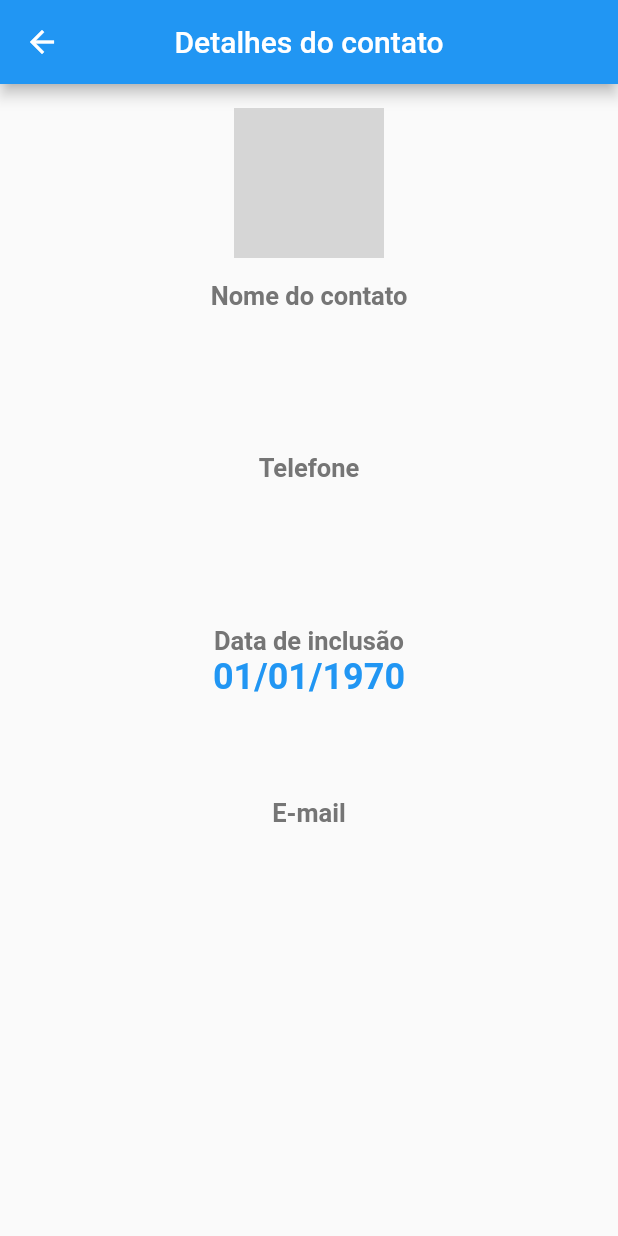
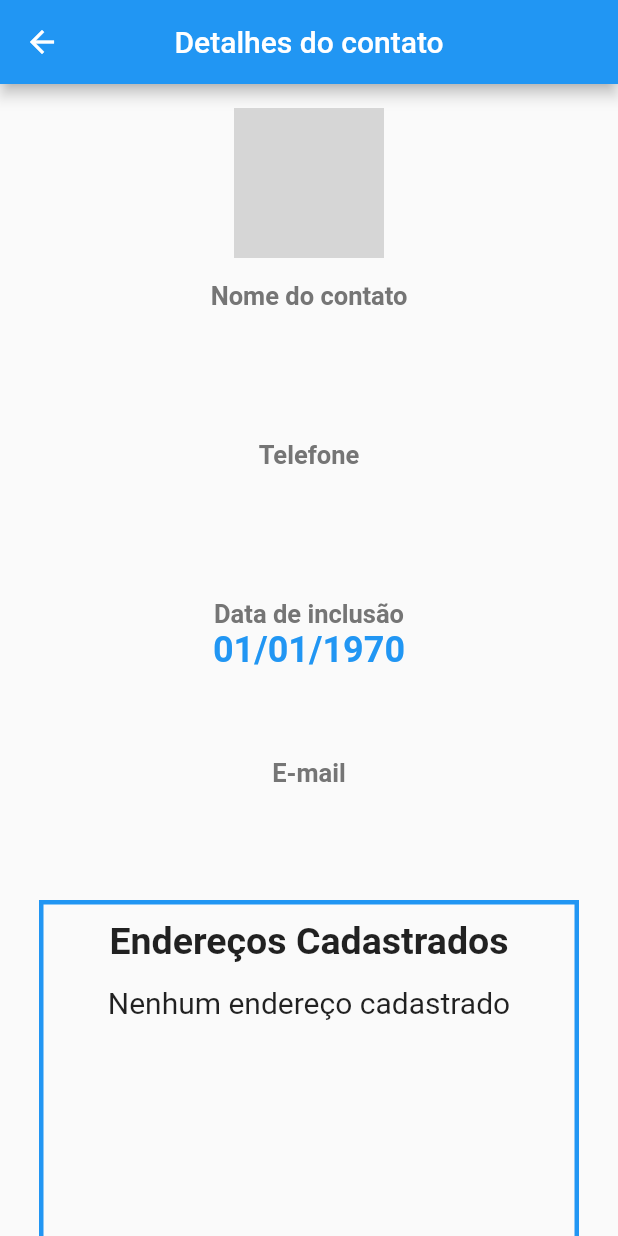
Before and after one commit to vicente1603/AgendaFlutter, a Flutter app: the DetalhesContato screen opened directly with empty values, on a phone screen of 412 x 824 dp. Run offline on Flutter 3.47's test engine with Material 2 defaults, Android fonts, the phone set to English and light mode, and no system bars; our stand-ins replace cloud_firestore, firebase_storage, image_picker, mask_text_input_formatter, random_string; missing offline and left inert: via_cep; accounts and stored records are empty; network calls fail; grey boxes are pictures that could not be loaded.

Commit message:
Correção no id do contato

```diff
--- a/lib/models/contato_model.dart
+++ b/lib/models/contato_model.dart
@@ -3,7 +3,7 @@ import 'package:cloud_firestore/cloud_firestore.dart';
 import 'endereco_model.dart';
 
 class Contato {
-  String documentID;
+  String id;
   String nome;
   String foto;
   String telefone;
@@ -11,11 +11,11 @@ class Contato {
   String email;
   List<Endereco> enderecos;
 
-  Contato(this.documentID, this.nome, this.foto, this.telefone, this.dataInclusao,
+  Contato(this.id, this.nome, this.foto, this.telefone, this.dataInclusao,
       this.email, this.enderecos);
 
   Contato.fromDocument(DocumentSnapshot snapshot) {
-    documentID = snapshot.data["id"];
+    id = snapshot.data["id"];
     nome = snapshot.data["nome"];
     foto = snapshot.data["foto"];
     telefone = snapshot.data["telefone"];
--- a/lib/screens/detalhes_contato.dart
+++ b/lib/screens/detalhes_contato.dart
@@ -1,11 +1,30 @@
 import 'package:agenda_flutter/models/contato_model.dart';
+import 'package:agenda_flutter/models/endereco_model.dart';
+import 'package:agenda_flutter/screens/novo_endereco_contato.dart';
+import 'package:agenda_flutter/tiles/contato_tile.dart';
+import 'package:agenda_flutter/tiles/endereco_tile.dart';
+import 'package:cloud_firestore/cloud_firestore.dart';
 import 'package:flutter/material.dart';
 import 'package:intl/intl.dart';
 
-class DetalhesContato extends StatelessWidget {
+class DetalhesContato extends StatefulWidget {
   Contato contato;
 
   DetalhesContato(this.contato);
+
+  @override
+  _DetalhesContatoState createState() => _DetalhesContatoState();
+}
+
+class _DetalhesContatoState extends State<DetalhesContato> {
+  Contato contato;
+  var enderecos;
+
+  @override
+  void initState() {
+    contato = widget.contato;
+    super.initState();
+  }
 
   @override
   Widget build(BuildContext context) {
@@ -22,7 +41,9 @@ class DetalhesContato extends StatelessWidget {
         title: Text("Detalhes do contato"),
         centerTitle: true,
       ),
-      body: Padding(
+      body: SingleChildScrollView(
+        child: Container(
+          child: Padding(
             padding: EdgeInsets.all(16.0),
             child: Column(
               crossAxisAlignment: CrossAxisAlignment.center,
@@ -30,7 +51,8 @@ class DetalhesContato extends StatelessWidget {
                 Container(
                   height: 100.0,
                   child: CircleAvatar(
-                backgroundImage: NetworkImage(contato.foto),radius: 50,
+                    backgroundImage: NetworkImage(contato.foto),
+                    radius: 50,
                   ),
                 ),
                 MainInfoTab(
@@ -38,27 +60,112 @@ class DetalhesContato extends StatelessWidget {
                   fieldInfo: contato.nome,
                 ),
                 SizedBox(
-              height: 15,
+                  height: 6,
                 ),
                 MainInfoTab(
                   fieldTitle: "Telefone",
                   fieldInfo: contato.telefone,
                 ),
                 SizedBox(
-              height: 15,
+                  height: 6,
                 ),
                 MainInfoTab(
                   fieldTitle: "Data de inclusão",
                   fieldInfo: converterTimestamp(contato.dataInclusao),
                 ),
                 SizedBox(
-              height: 15,
+                  height: 6,
                 ),
                 MainInfoTab(
                   fieldTitle: "E-mail",
                   fieldInfo: contato.email,
                 ),
+                Container(
+                  height: 230,
+                  margin: const EdgeInsets.all(10.0),
+                  padding: const EdgeInsets.all(10.0),
+                  decoration: BoxDecoration(
+                      border: Border.all(color: Colors.blue, width: 3.0)),
+                  child: FutureBuilder<QuerySnapshot>(
+                    future: Firestore.instance
+                        .collection("contatos")
+                        .document(contato.id)
+                        .collection("enderecos")
+                        .getDocuments(),
+                    builder: (context, snapshot) {
+                      if (snapshot.data == null ||
+                          snapshot.data.documents.length == 0) {
+                        return Column(
+                          children: <Widget>[
+                            Column(
+                              children: <Widget>[
+                                Center(
+                                    child: Text(
+                                  "Endereços Cadastrados",
+                                  style: TextStyle(
+                                      fontSize: 25,
+                                      fontWeight: FontWeight.bold),
+                                )),
+                                SizedBox(height: 15),
+                                Row(
+                                    mainAxisAlignment: MainAxisAlignment.center,
+                                    children: <Widget>[
+                                      Text(
+                                        "Nenhum endereço cadastrado",
+                                        style: TextStyle(fontSize: 20),
+                                      )
+                                    ]),
                               ],
+                            ),
+                          ],
+                        );
+                      } else {
+                        return Column(
+                          children: <Widget>[
+                            Center(
+                                child: Text(
+                              "Endereços Cadastrados",
+                              style: TextStyle(
+                                  fontSize: 25, fontWeight: FontWeight.bold),
+                            )),
+                            SizedBox(height: 15),
+                            Expanded(
+                              child: ListView.separated(
+                                separatorBuilder: (context, index) {
+                                  return Divider(
+                                      height: 20, color: Colors.blue);
+                                },
+                                shrinkWrap: true,
+                                itemCount: snapshot.data.documents.length,
+                                itemBuilder: (context, index) => EnderecoTile(
+                                    Endereco.fromDocument(
+                                        snapshot.data.documents[index])),
+                              ),
+                            ),
+                          ],
+                        );
+                      }
+                    },
+                  ),
+                ),
+                SizedBox(height: 6),
+                SizedBox(
+                  height: 44.0,
+                  width: 200,
+                  child: RaisedButton(
+                    child: Text("Adicionar Endereço",
+                        style: TextStyle(fontSize: 18.0)),
+                    textColor: Colors.white,
+                    color: Colors.blue,
+                    onPressed: () {
+                      Navigator.of(context).push(MaterialPageRoute(
+                          builder: (context) => NovoEnderecoContato(contato.id)));
+                    },
+                  ),
+                )
+              ],
+            ),
+          ),
         ),
       ),
     );
--- a/lib/tiles/contato_tile.dart
+++ b/lib/tiles/contato_tile.dart
@@ -45,6 +45,7 @@ class ContatoTile extends StatelessWidget {
               children: <Widget>[
                 Text(
                   contato.nome,
+                  textAlign: TextAlign.center,
                   style: TextStyle(
                       color: Colors.black, fontWeight: FontWeight.bold),
                 ),
--- a/pubspec.yaml
+++ b/pubspec.yaml
@@ -35,6 +35,8 @@ dependencies:
   firebase_storage: ^3.0.4
   intl: ^0.16.0
   mask_text_input_formatter: ^1.1.0
+  random_string: ^2.0.1
+  via_cep: ^1.0.6
 
 dev_dependencies:
   flutter_test:
```
Also changed, not shown: lib/screens/novo_contato.dart (+8 -4 lines), lib/screens/novo_endereco_contato.dart (+91 -0 lines), lib/tiles/endereco_tile.dart (+38 -0 lines), pubspec.lock. Lines whose indentation alone changed are shown as unchanged.
